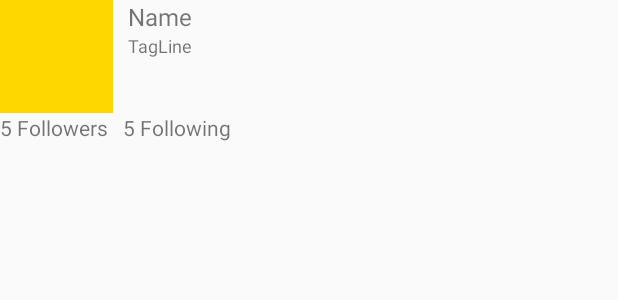
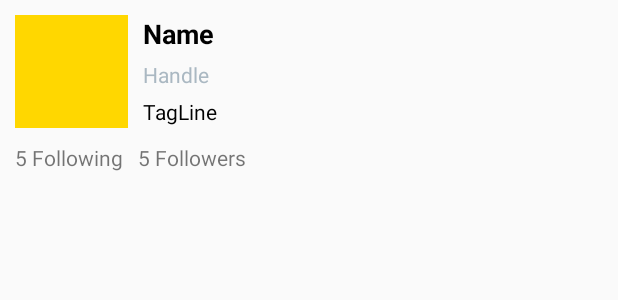
Before and after one commit to tanvigupta17/TwitterApp, an Android app: the layout activity_profile.xml on its own in the app's theme, with its tools: preview values and no code run, on a phone screen of 412 x 824 dp. Shown: the top 300 px of the screen. Run offline under Robolectric (Android 15) with nearby library versions, the phone set to English and light mode, and no system bars.

Commit message:
UI improvements

```diff
--- /dev/null
+++ b/app/src/main/res/drawable/ic_vector_heart_stroke.xml
@@ -0,0 +1,5 @@
+<?xml version="1.0" encoding="utf-8"?>
+<vector android:height="24.0dip" android:width="24.0dip" android:viewportWidth="24.0" android:viewportHeight="24.0"
+  xmlns:android="http://schemas.android.com/apk/res/android">
+    <path android:fillColor="#ff000000" android:pathData="M12,21.638h-0.014C9.403,21.59 1.95,14.856 1.95,8.478c0,-3.064 2.525,-5.754 5.403,-5.754 2.29,0 3.83,1.58 4.646,2.73 0.814,-1.148 2.354,-2.73 4.645,-2.73 2.88,0 5.404,2.69 5.404,5.755 0,6.376 -7.454,13.11 -10.037,13.157H12zM7.354,4.225c-2.08,0 -3.903,1.988 -3.903,4.255 0,5.74 7.034,11.596 8.55,11.658 1.518,-0.062 8.55,-5.917 8.55,-11.658 0,-2.267 -1.823,-4.255 -3.903,-4.255 -2.528,0 -3.94,2.936 -3.952,2.965 -0.23,0.562 -1.156,0.562 -1.387,0 -0.014,-0.03 -1.425,-2.965 -3.954,-2.965z" />
+</vector>
--- /dev/null
+++ b/app/src/main/res/drawable/ic_vector_retweet_stroke.xml
@@ -0,0 +1,5 @@
+<?xml version="1.0" encoding="utf-8"?>
+<vector android:height="24.0dip" android:width="24.0dip" android:viewportWidth="24.0" android:viewportHeight="24.0"
+  xmlns:android="http://schemas.android.com/apk/res/android">
+    <path android:fillColor="#ff000000" android:pathData="M23.77,15.67c-0.292,-0.293 -0.767,-0.293 -1.06,0l-2.22,2.22V7.65c0,-2.068 -1.683,-3.75 -3.75,-3.75h-5.85c-0.414,0 -0.75,0.336 -0.75,0.75s0.336,0.75 0.75,0.75h5.85c1.24,0 2.25,1.01 2.25,2.25v10.24l-2.22,-2.22c-0.293,-0.293 -0.768,-0.293 -1.06,0s-0.294,0.768 0,1.06l3.5,3.5c0.145,0.147 0.337,0.22 0.53,0.22s0.383,-0.072 0.53,-0.22l3.5,-3.5c0.294,-0.292 0.294,-0.767 0,-1.06zM13.11,18.95H7.26c-1.24,0 -2.25,-1.01 -2.25,-2.25V6.46l2.22,2.22c0.148,0.147 0.34,0.22 0.532,0.22s0.384,-0.073 0.53,-0.22c0.293,-0.293 0.293,-0.768 0,-1.06l-3.5,-3.5c-0.293,-0.294 -0.768,-0.294 -1.06,0l-3.5,3.5c-0.294,0.292 -0.294,0.767 0,1.06s0.767,0.293 1.06,0l2.22,-2.22V16.7c0,2.068 1.683,3.75 3.75,3.75h5.85c0.414,0 0.75,-0.336 0.75,-0.75s-0.337,-0.75 -0.75,-0.75z" />
+</vector>
--- a/app/src/main/res/layout/activity_profile.xml
+++ b/app/src/main/res/layout/activity_profile.xml
@@ -19,25 +19,40 @@
             android:layout_height="75dp"
             android:layout_alignParentLeft="true"
             android:layout_alignParentTop="true"
-            android:layout_marginRight="10dp"
+            android:layout_margin="10dp"
             android:src="@color/gold"/>
 
         <TextView
             android:id="@+id/tvName"
             android:layout_width="wrap_content"
             android:layout_height="wrap_content"
+            android:layout_marginTop="10dp"
             android:layout_toRightOf="@+id/ivProfileImage"
             android:text="Name"
-            android:textSize="16sp"/>
+            android:textColor="@android:color/black"
+            android:textSize="18sp"
+            android:textStyle="bold" />
+
+        <TextView
+            android:id="@+id/tvHandle"
+            android:layout_width="wrap_content"
+            android:layout_height="wrap_content"
+            android:layout_marginTop="5dp"
+            android:layout_toRightOf="@+id/ivProfileImage"
+            android:layout_below="@+id/tvName"
+            android:text="Handle"
+            android:textColor="@color/medium_gray"/>
+
 
         <TextView
             android:id="@+id/tvTagline"
             android:layout_width="wrap_content"
             android:layout_height="wrap_content"
             android:layout_alignStart="@+id/tvName"
-            android:layout_below="@+id/tvName"
+            android:layout_below="@+id/tvHandle"
             android:text="TagLine"
-            android:textSize="12sp"/>
+            android:layout_marginTop="5dp"
+            android:textColor="@android:color/black"/>
     </RelativeLayout>
 
     <LinearLayout
@@ -45,20 +60,22 @@
         android:layout_width="wrap_content"
         android:layout_height="wrap_content"
         android:layout_below="@+id/rlUserHeader"
-        android:layout_marginBottom="10dp">
+        android:layout_marginBottom="10dp"
+        android:layout_marginLeft="10dp">
+
+        <TextView
+            android:id="@+id/tvFollowing"
+            android:layout_width="wrap_content"
+            android:layout_height="wrap_content"
+            android:text="5 Following"/>
 
         <TextView
             android:id="@+id/tvFollowers"
             android:layout_width="wrap_content"
             android:layout_height="wrap_content"
-            android:text="5 Followers"/>
+            android:layout_marginLeft="10dp"
+            android:text="5 Followers" />
 
-        <TextView
-            android:id="@+id/tvFollowing"
-            android:layout_width="wrap_content"
-            android:layout_height="wrap_content"
-            android:layout_marginLeft="10dp"
-            android:text="5 Following"/>
     </LinearLayout>
 
     <FrameLayout
```
Also changed, not shown: app/src/main/java/com/codepath/apps/restclienttemplate/ComposeActivity.java (+4 -5 lines), app/src/main/java/com/codepath/apps/restclienttemplate/DetailActivity.java (+17 -4 lines), app/src/main/java/com/codepath/apps/restclienttemplate/ProfileActivity.java (+8 -1 lines), app/src/main/java/com/codepath/apps/restclienttemplate/TimelineActivity.java (+1 -11 lines), app/src/main/java/com/codepath/apps/restclienttemplate/TweetAdapter.java (+7 -3 lines), app/src/main/ic_launcher-web.png (added), app/src/main/res/drawable/ic_launcher_twitter.png.
